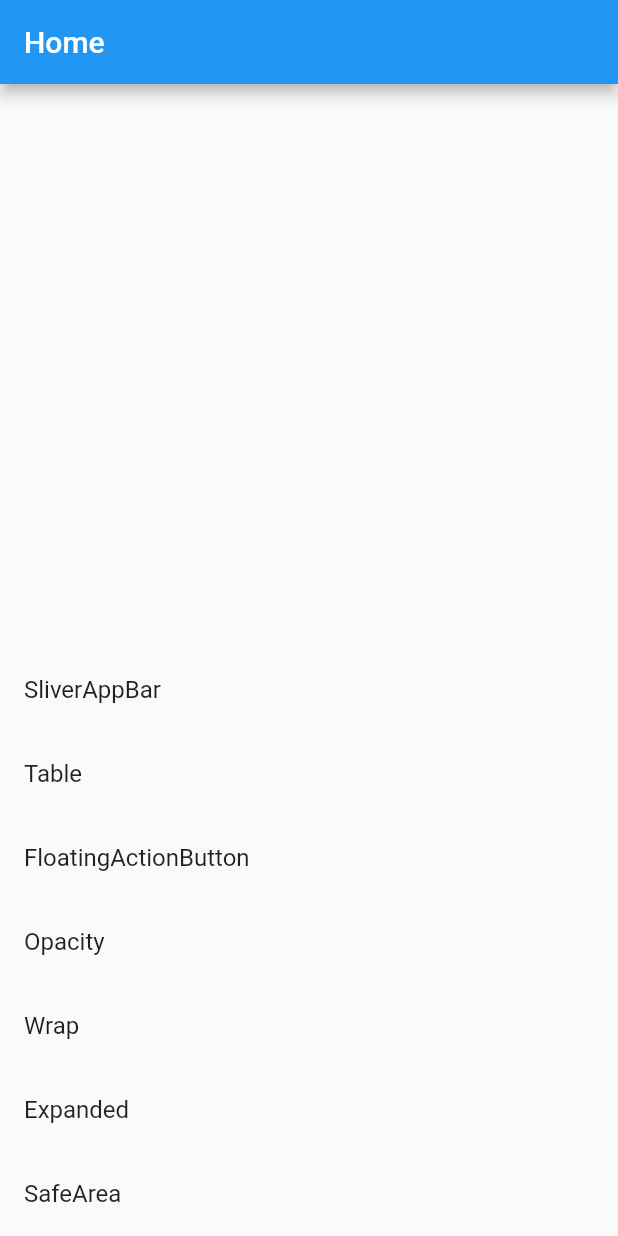
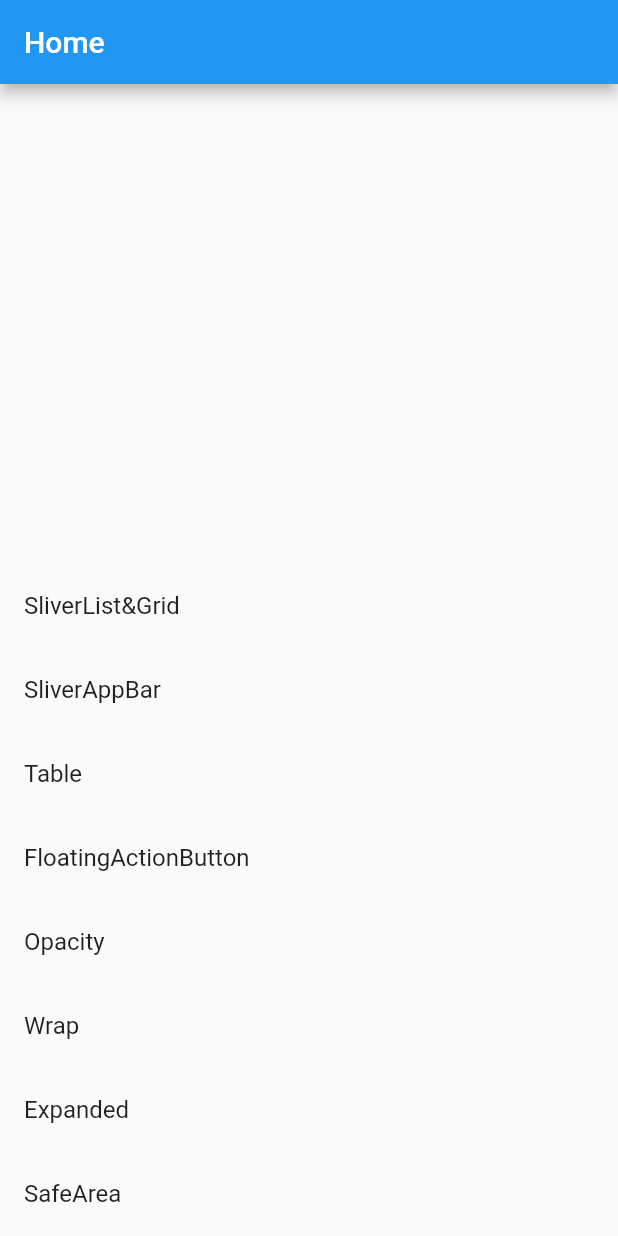
Before and after one commit to trm11tkr/widget-of-the-week, a Flutter app: the screen it shows after launch, on a phone screen of 412 x 824 dp. Run offline on Flutter 3.47's test engine with Material 2 defaults, Android fonts, the phone set to English and light mode, and no system bars.

Commit message:
SliverPageを作成

```diff
--- a/lib/app.dart
+++ b/lib/app.dart
@@ -5,6 +5,7 @@ import 'package:widget_of_the_week/pages/home_page.dart';
 import 'package:widget_of_the_week/pages/opacity_page.dart';
 import 'package:widget_of_the_week/pages/safe_area.dart';
 import 'package:widget_of_the_week/pages/sliver_app_bar_page.dart';
+import 'package:widget_of_the_week/pages/sliver_page.dart';
 import 'package:widget_of_the_week/pages/table_page.dart';
 import 'package:widget_of_the_week/pages/wrap_page.dart';
 
@@ -28,6 +29,7 @@ class App extends StatelessWidget {
             const FloatingActionButtonPage(),
         TablePage.routeName: (context) => const TablePage(),
         SliverAppBarPage.routeName: (context) => const SliverAppBarPage(),
+        SliverPage.routeName: (context) => const SliverPage(),
       },
     );
   }
--- a/lib/pages/home_page.dart
+++ b/lib/pages/home_page.dart
@@ -4,6 +4,7 @@ import 'package:widget_of_the_week/pages/floating_action_button_page.dart';
 import 'package:widget_of_the_week/pages/opacity_page.dart';
 import 'package:widget_of_the_week/pages/safe_area.dart';
 import 'package:widget_of_the_week/pages/sliver_app_bar_page.dart';
+import 'package:widget_of_the_week/pages/sliver_page.dart';
 import 'package:widget_of_the_week/pages/table_page.dart';
 import 'package:widget_of_the_week/pages/wrap_page.dart';
 import 'package:widget_of_the_week/widgets/app_list_tile.dart';
@@ -32,6 +33,10 @@ class HomePage extends StatelessWidget {
             title: 'SliverAppBar',
             nextRouteName: SliverAppBarPage.routeName,
           ),
+          AppListTile(
+            title: 'SliverList&Grid',
+            nextRouteName: SliverPage.routeName,
+          ),
         ],
       ),
     );
```
Also changed, not shown: lib/pages/sliver_page.dart (added, +39 -0 lines).
